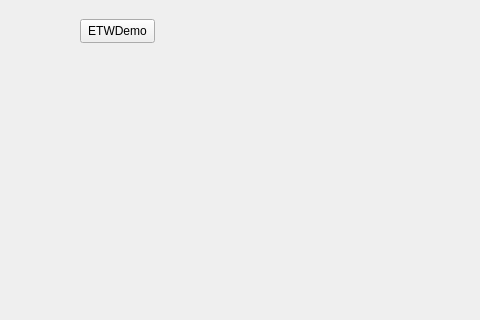
Old version of the form mainwindow.ui in the repository xhf613861/CommTextDemo; both pictures show x 0 to 480 and y 91 to 411 of the 800 by 600 pixel window.
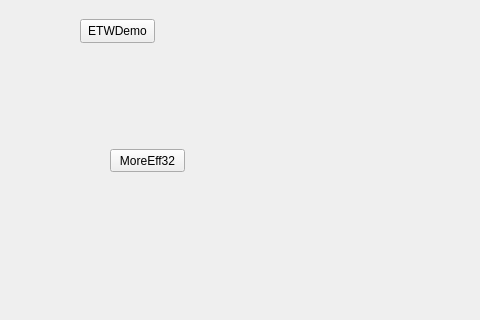
New version of the form.

Patch:
```diff
--- a/mainwindow.ui
+++ b/mainwindow.ui
@@ -27,6 +27,19 @@
      <string>ETWDemo</string>
     </property>
    </widget>
+   <widget class="QPushButton" name="pushButton_2">
+    <property name="geometry">
+     <rect>
+      <x>110</x>
+      <y>240</y>
+      <width>75</width>
+      <height>23</height>
+     </rect>
+    </property>
+    <property name="text">
+     <string>MoreEff32</string>
+    </property>
+   </widget>
   </widget>
   <widget class="QMenuBar" name="menubar">
    <property name="geometry">
```
Left out of the diff: 2 changed lines with no effect on the pictures.
